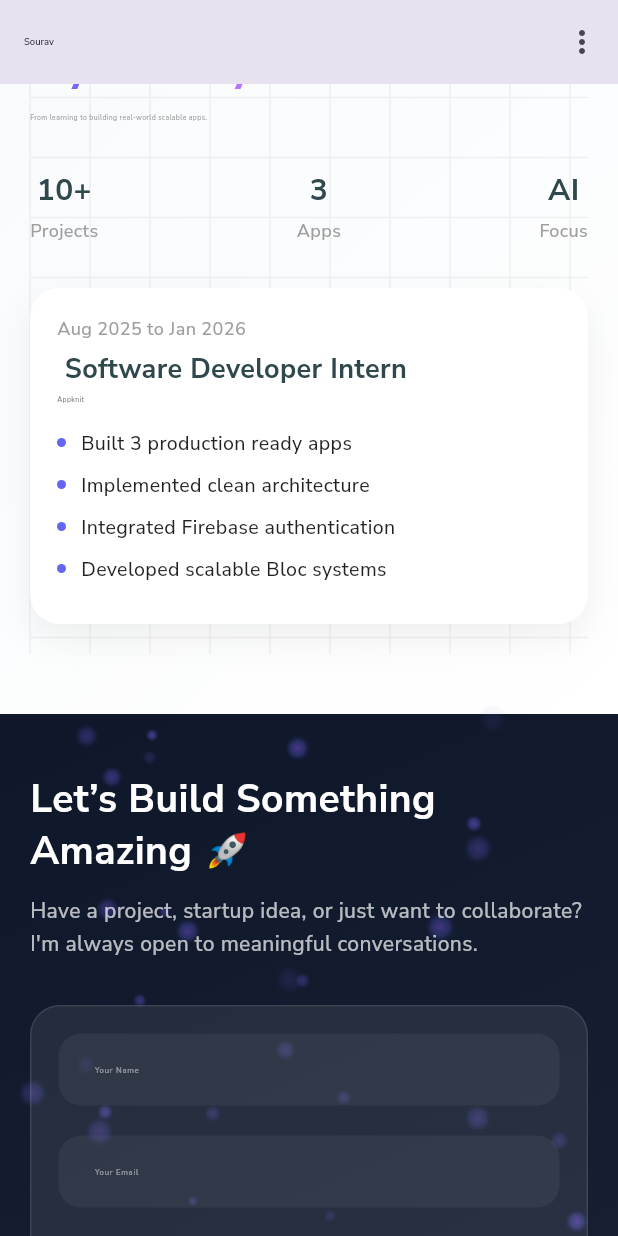
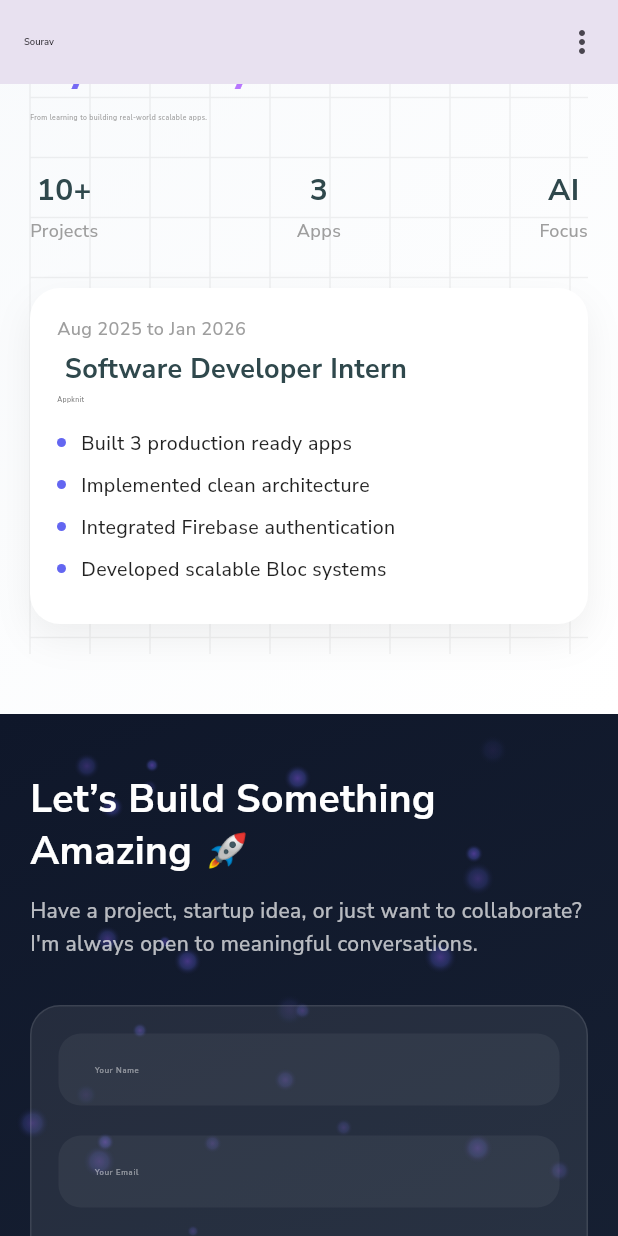
Before and after one commit to Sourav0174/portfolio_flutter, a Flutter app: the screen it shows after launch, scrolled down 2880 dp, on a phone screen of 412 x 824 dp. Run offline on Flutter 3.47's test engine with Material 3 defaults, Android fonts, the phone set to English and light mode, and no system bars; drawn by our look-alikes of flutter_animate; our stand-ins replace confetti, flutter_screenutil, get, google_fonts.

Commit message:
contact section background

```diff
--- a/lib/app/helpers/widgets/mobile/contact_section_mobile.dart
+++ b/lib/app/helpers/widgets/mobile/contact_section_mobile.dart
@@ -22,7 +22,7 @@ class ContactSectionMobile extends StatelessWidget {
         children: [
           const Positioned.fill(
             child: Padding(
-              padding: EdgeInsets.only(bottom: 20),
+              padding: EdgeInsets.only(top: 20),
               child: AnimatedParticles(),
             ),
           ),
```
